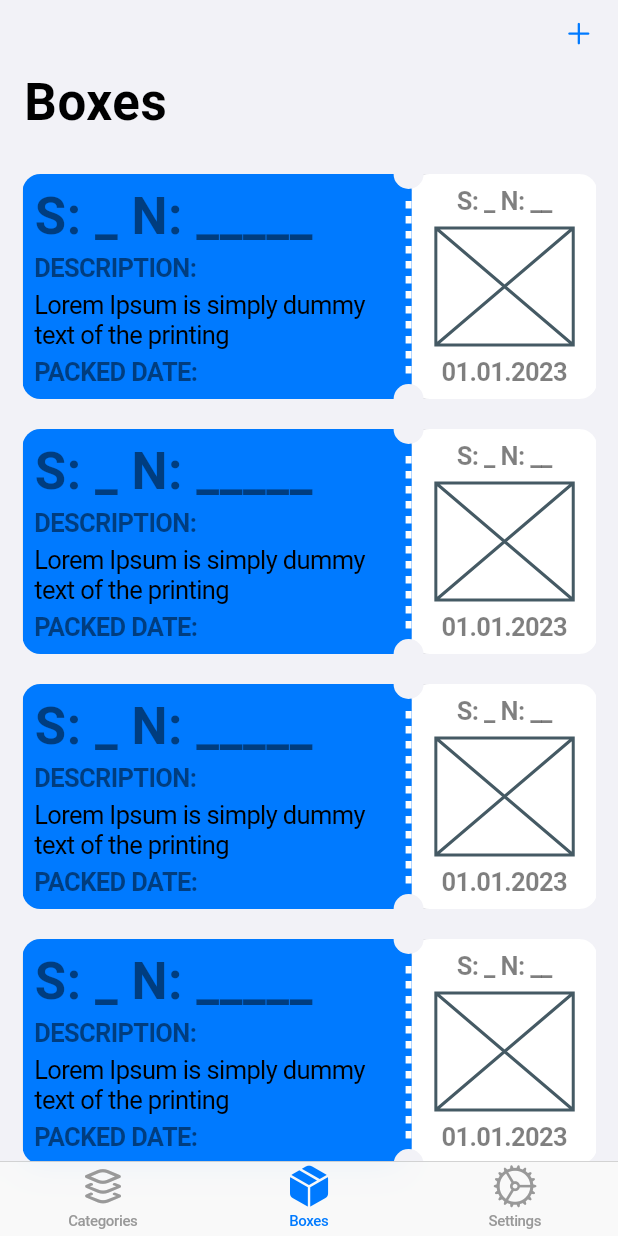
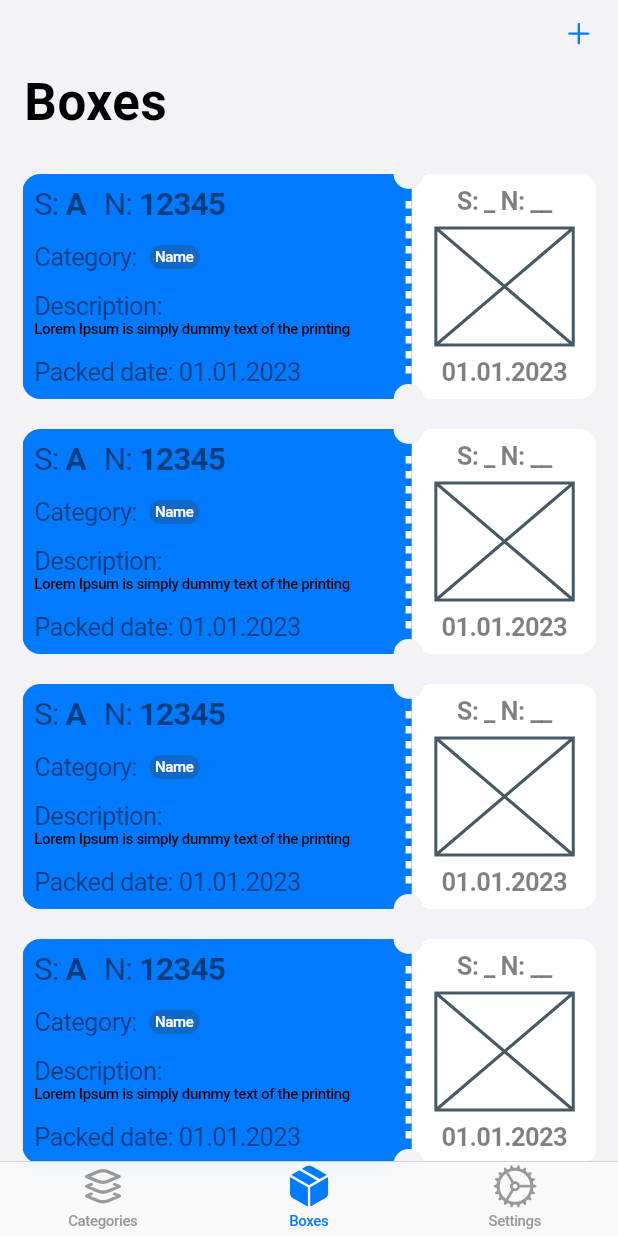
Before and after one commit to starchykov/box_storage, a Flutter app: the screen it shows after launch, item 2 of the bottom bar chosen, on a phone screen of 412 x 824 dp. Run offline on Flutter 3.47's test engine with Material 2 defaults, Android fonts, the phone set to English and light mode, and no system bars; our stand-ins replace shared_preferences.

Commit message:
Box screen improvements

```diff
--- /dev/null
+++ b/lib/domain/models/box_category_model.dart
@@ -0,0 +1,30 @@
+import 'package:flutter/cupertino.dart';
+
+@immutable
+class BoxCategory {
+  final String id;
+  final String boxCategoryName;
+  final String boxCategoryDescription;
+  final String boxCategoryItemsCount;
+
+  const BoxCategory({
+    required this.id,
+    required this.boxCategoryName,
+    required this.boxCategoryDescription,
+    required this.boxCategoryItemsCount,
+  });
+
+  BoxCategory copyWith({
+    String? id,
+    String? boxCategoryName,
+    String? boxCategoryDescription,
+    String? boxCategoryItemsCount,
+  }) {
+    return BoxCategory(
+      id: id ?? this.id,
+      boxCategoryName: boxCategoryName ?? this.boxCategoryName,
+      boxCategoryDescription: boxCategoryDescription ?? this.boxCategoryDescription,
+      boxCategoryItemsCount: boxCategoryItemsCount ?? this.boxCategoryItemsCount,
+    );
+  }
+}
--- a/lib/ui/screens/boxes_screen/boxes_screen.dart
+++ b/lib/ui/screens/boxes_screen/boxes_screen.dart
@@ -75,32 +75,107 @@ class _BoxItem extends StatelessWidget {
                     mainAxisAlignment: MainAxisAlignment.spaceBetween,
                     crossAxisAlignment: CrossAxisAlignment.start,
                     children: [
-                      Text(
-                        'S: _ N: _____'.toUpperCase(),
+                      Row(
+                        children: [
+                          RichText(
+                            text: TextSpan(
+                              text: 'S: '.toUpperCase(),
                               style: CupertinoTheme.of(context)
                                   .textTheme
-                            .navLargeTitleTextStyle
+                                  .pickerTextStyle
+                                  .merge(TextStyle(color: CupertinoColors.label.withOpacity(.5))),
+                              children: [
+                                TextSpan(
+                                  text: 'A',
+                                  style: CupertinoTheme.of(context)
+                                      .textTheme
+                                      .pickerTextStyle.merge(
+                                    TextStyle(
+                                      color: CupertinoColors.label.withOpacity(.5),
+                                      fontWeight: FontWeight.bold,
+                                    ),
+                                  ),
+                                ),
+                              ],
+                            ),
+                          ),
+                          const SizedBox(width: 12.0),
+                          RichText(
+                            text: TextSpan(
+                              text: 'N: '.toUpperCase(),
+                              style: CupertinoTheme.of(context)
+                                  .textTheme
+                                  .pickerTextStyle.merge(TextStyle(color: CupertinoColors.label.withOpacity(.5))),
+                              children: [
+                                TextSpan(
+                                  text: '12345 ',
+                                  style: CupertinoTheme.of(context)
+                                      .textTheme
+                                      .pickerTextStyle.merge(
+                                        TextStyle(
+                                          color: CupertinoColors.label.withOpacity(.5),
+                                          fontWeight: FontWeight.bold,
+                                        ),
+                                      ),
+                                ),
+                              ],
+                            ),
+                          ),
+                        ],
+                      ),
+                      Row(
+                        crossAxisAlignment: CrossAxisAlignment.center,
+                        children: [
+                          Text(
+                            'Category:',
+                            style: CupertinoTheme.of(context)
+                                .textTheme
+                                .textStyle
                                 .merge(TextStyle(color: CupertinoColors.label.withOpacity(.5))),
                           ),
-                      Text(
-                        'Description:'.toUpperCase(),
+                          Container(
+                            margin: const EdgeInsets.only(left: 8),
+                            padding: const EdgeInsets.symmetric(horizontal: 4, vertical: 2),
+                            decoration: const BoxDecoration(
+                              color: CupertinoColors.separator,
+                              borderRadius: BorderRadius.all(Radius.circular(12)),
+                            ),
+                            child: Center(
+                              child: Text(
+                                'Name',
                                 style: CupertinoTheme.of(context)
                                     .textTheme
-                            .navTitleTextStyle
+                                    .tabLabelTextStyle
+                                    .merge(const TextStyle(color: CupertinoColors.white)),
+                              ),
+                            ),
+                          ),
+                        ],
+                      ),
+                      Column(
+                        crossAxisAlignment: CrossAxisAlignment.start,
+                        children: [
+                          Text(
+                            'Description:',
+                            style: CupertinoTheme.of(context)
+                                .textTheme
+                                .textStyle
                                 .merge(TextStyle(color: CupertinoColors.label.withOpacity(.5))),
                           ),
                           Text(
                             'Lorem Ipsum is simply dummy text of the printing',
                             style: CupertinoTheme.of(context)
                                 .textTheme
-                            .textStyle
+                                .tabLabelTextStyle
                                 .merge(const TextStyle(color: CupertinoColors.label)),
                           ),
+                        ],
+                      ),
                       Text(
-                        'Packed date:'.toUpperCase(),
+                        'Packed date: 01.01.2023',
                         style: CupertinoTheme.of(context)
                             .textTheme
-                            .navTitleTextStyle
+                            .textStyle
                             .merge(TextStyle(color: CupertinoColors.label.withOpacity(.5))),
                       ),
                     ],
```
Lines whose indentation alone changed are shown as unchanged.
